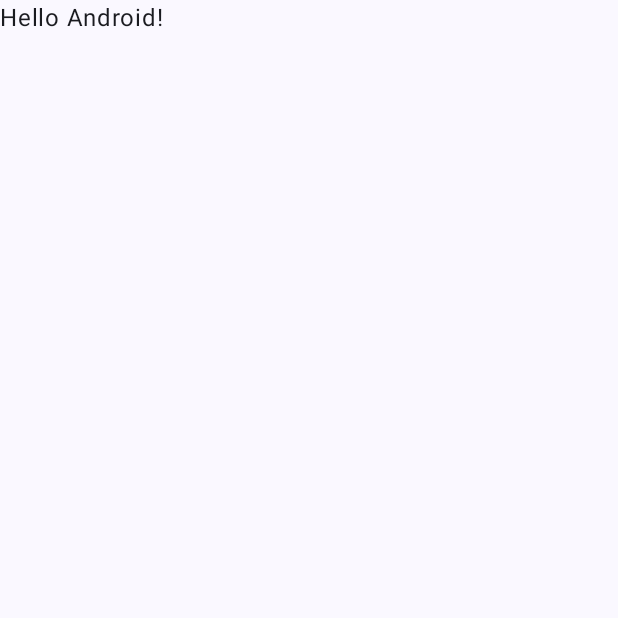
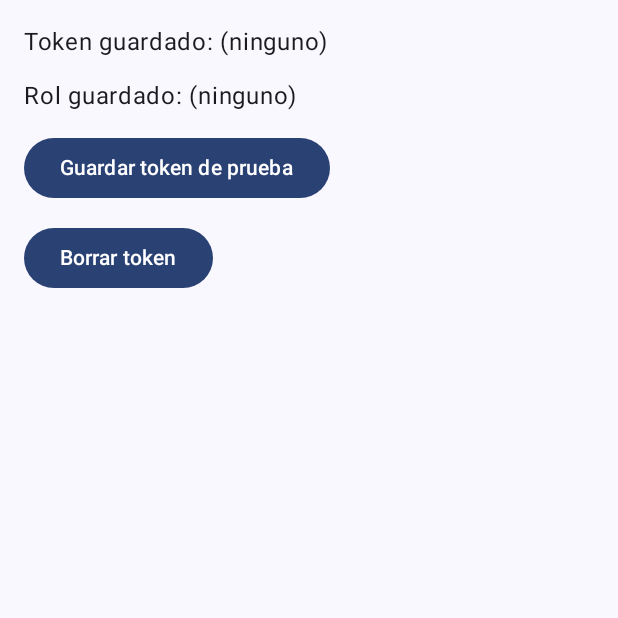
Before and after one commit to vladimirvbel/Liora, an Android app built with Jetpack Compose: the screen it shows after launch (MainActivity), on a phone screen of 412 x 824 dp, the top half of it. Before the commit the part shown is almost empty. Run offline under Robolectric (Android 15) with nearby library versions, the phone set to English and light mode, and no system bars.

Commit message:
feat: Avance asta la fase de prueba en android studio, asta la coprovacion de guardar el token tras cerrar el emulado

```diff
--- a/app/src/main/AndroidManifest.xml
+++ b/app/src/main/AndroidManifest.xml
@@ -1,6 +1,8 @@
 <?xml version="1.0" encoding="utf-8"?>
 <manifest xmlns:android="http://schemas.android.com/apk/res/android"
     xmlns:tools="http://schemas.android.com/tools">
+
+    <uses-permission android:name="android.permission.INTERNET" />
 
     <application
         android:allowBackup="true"
--- a/app/src/main/java/com/losindomables/liora/MainActivity.kt
+++ b/app/src/main/java/com/losindomables/liora/MainActivity.kt
@@ -20,10 +20,8 @@ class MainActivity : ComponentActivity() {
         setContent {
             LioraTheme {
                 Scaffold(modifier = Modifier.fillMaxSize()) { innerPadding ->
-                    Greeting(
-                        name = "Android",
-                        modifier = Modifier.padding(innerPadding)
-                    )
+                    // TODO(#14): temporal, restaurar Greeting al terminar la verificación
+                    TempSessionTest(modifier = Modifier.padding(innerPadding))
                 }
             }
         }
--- /dev/null
+++ b/app/src/main/java/com/losindomables/liora/TempSessionTest.kt
@@ -0,0 +1,45 @@
+package com.losindomables.liora
+
+import androidx.compose.foundation.layout.Arrangement
+import androidx.compose.foundation.layout.Column
+import androidx.compose.foundation.layout.padding
+import androidx.compose.material3.Button
+import androidx.compose.material3.Text
+import androidx.compose.runtime.Composable
+import androidx.compose.runtime.collectAsState
+import androidx.compose.runtime.getValue
+import androidx.compose.runtime.remember
+import androidx.compose.runtime.rememberCoroutineScope
+import androidx.compose.ui.Modifier
+import androidx.compose.ui.platform.LocalContext
+import androidx.compose.ui.unit.dp
+import com.losindomables.liora.data.local.SessionManager
+import kotlinx.coroutines.launch
+
+// TODO(#14): ARCHIVO TEMPORAL. Eliminar junto con su uso en MainActivity al terminar de
+//  verificar el criterio de aceptación (guardar / leer / borrar token sin perderlo al reabrir).
+@Composable
+fun TempSessionTest(modifier: Modifier = Modifier) {
+    val context = LocalContext.current
+    val sessionManager = remember { SessionManager(context) }
+    val scope = rememberCoroutineScope()
+
+    val token by sessionManager.token.collectAsState(initial = null)
+    val role by sessionManager.role.collectAsState(initial = null)
+
+    Column(
+        modifier = modifier.padding(16.dp),
+        verticalArrangement = Arrangement.spacedBy(12.dp)
+    ) {
+        Text("Token guardado: ${token ?: "(ninguno)"}")
+        Text("Rol guardado: ${role ?: "(ninguno)"}")
+
+        Button(onClick = {
+            scope.launch { sessionManager.saveSession("token-de-prueba-123", "CLIENTE") }
+        }) { Text("Guardar token de prueba") }
+
+        Button(onClick = {
+            scope.launch { sessionManager.clearSession() }
+        }) { Text("Borrar token") }
+    }
+}
--- /dev/null
+++ b/app/src/main/java/com/losindomables/liora/data/local/SessionManager.kt
@@ -0,0 +1,60 @@
+package com.losindomables.liora.data.local
+
+import android.content.Context
+import androidx.datastore.core.DataStore
+import androidx.datastore.preferences.core.Preferences
+import androidx.datastore.preferences.core.edit
+import androidx.datastore.preferences.core.emptyPreferences
+import androidx.datastore.preferences.core.stringPreferencesKey
+import androidx.datastore.preferences.preferencesDataStore
+import kotlinx.coroutines.flow.Flow
+import kotlinx.coroutines.flow.catch
+import kotlinx.coroutines.flow.map
+import java.io.IOException
+
+// Declarado a nivel de archivo: garantiza una única instancia de DataStore por archivo.
+private val Context.sessionDataStore: DataStore<Preferences> by preferencesDataStore(
+    name = "liora_session"
+)
+
+/**
+ * Persiste la sesión del usuario (token JWT y rol) en el dispositivo con Jetpack DataStore.
+ *
+ * Los datos se guardan en almacenamiento privado de la app y sobreviven al cierre del proceso.
+ * Nota: DataStore Preferences no cifra los datos.
+ */
+class SessionManager(context: Context) {
+
+    // applicationContext evita retener una Activity y provocar fugas de memoria.
+    private val dataStore: DataStore<Preferences> = context.applicationContext.sessionDataStore
+
+    /** Token JWT guardado, o `null` si no hay sesión. */
+    val token: Flow<String?> = dataStore.safeData().map { it[KEY_TOKEN] }
+
+    /** Rol guardado ("CLIENTE", "VENDEDOR" o "ADMIN"), o `null` si no hay sesión. */
+    val role: Flow<String?> = dataStore.safeData().map { it[KEY_ROLE] }
+
+    /** Guarda token y rol en una sola operación atómica. */
+    suspend fun saveSession(token: String, role: String) {
+        dataStore.edit { prefs ->
+            prefs[KEY_TOKEN] = token
+            prefs[KEY_ROLE] = role
+        }
+    }
+
+    /** Elimina token y rol (cerrar sesión). */
+    suspend fun clearSession() {
+        dataStore.edit { it.clear() }
+    }
+
+    // Si falla la lectura del disco se emite un estado vacío en lugar de romper el Flow.
+    private fun DataStore<Preferences>.safeData(): Flow<Preferences> =
+        data.catch { e ->
+            if (e is IOException) emit(emptyPreferences()) else throw e
+        }
+
+    private companion object {
+        val KEY_TOKEN = stringPreferencesKey("auth_token")
+        val KEY_ROLE = stringPreferencesKey("user_role")
+    }
+}
```
Also changed, not shown: app/build.gradle.kts (+12 -0 lines), app/src/main/java/com/losindomables/liora/data/remote/AuthApi.kt (added, +22 -0 lines), app/src/main/java/com/losindomables/liora/data/remote/RetrofitClient.kt (added, +44 -0 lines), app/src/main/java/com/losindomables/liora/data/remote/dto/AuthResponse.kt (added, +10 -0 lines), app/src/main/java/com/losindomables/liora/data/remote/dto/LoginRequest.kt (added, +9 -0 lines), app/src/main/java/com/losindomables/liora/data/remote/dto/RegisterRequest.kt (added, +11 -0 lines), gradle/libs.versions.toml (+8 -0 lines).
